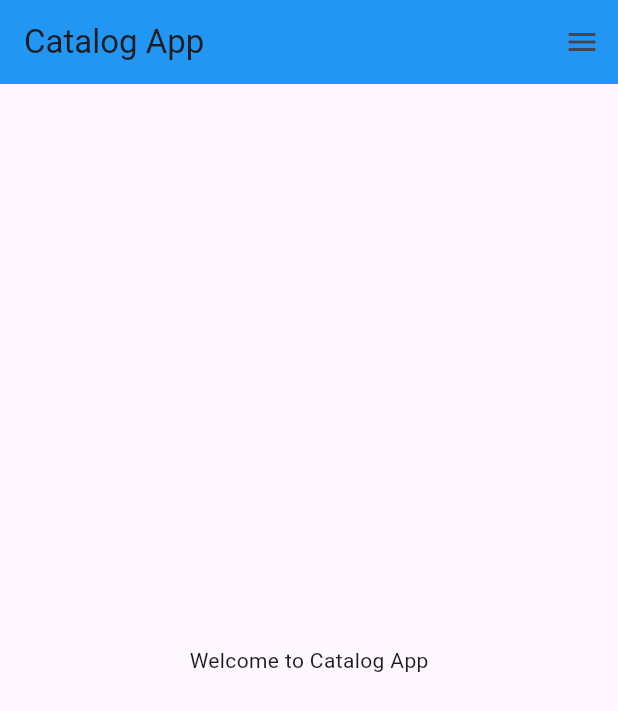
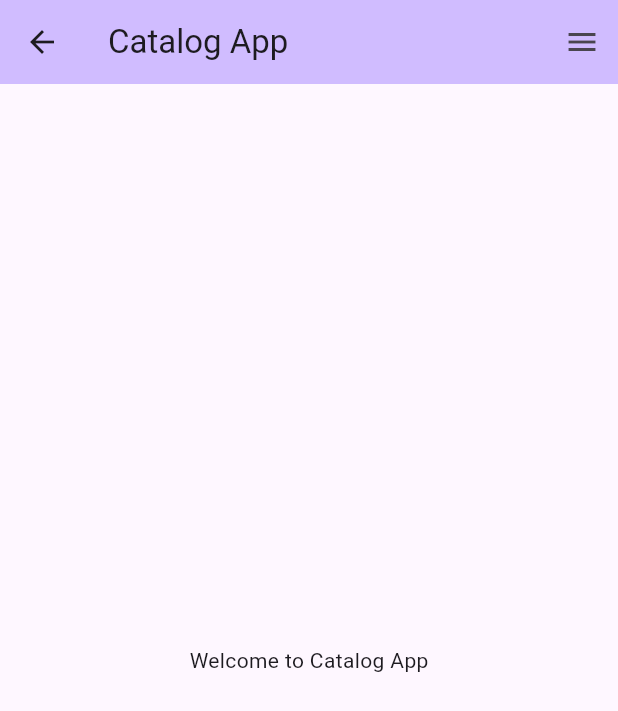
Before and after one commit to honeypathkar/Catalog_App, a Flutter app: the screen it shows after launch, on a phone screen of 412 x 824 dp. Shown: the top 711 px of the screen. Run offline on Flutter 3.47's test engine with Material 3 defaults, Android fonts, the phone set to English and light mode, and no system bars.

```diff
--- a/lib/main.dart
+++ b/lib/main.dart
@@ -1,5 +1,6 @@
 import 'package:flutter/material.dart';
-import 'package:shopping_cart/pages/home_page.dart';
+import 'package:shopping_cart/pages/login_page.dart';
+import 'pages/home_page.dart';
 
 void main() {
   runApp(const MyApp());
@@ -10,8 +11,20 @@ class MyApp extends StatelessWidget {
   @override
   Widget build(BuildContext context) {
     return MaterialApp(
-      home: HomePage(),
+      theme: ThemeData(
+        primarySwatch: Colors.blue,
+        useMaterial3: true,
+      ),
+      themeMode: ThemeMode.system,
       debugShowCheckedModeBanner: false,
+      initialRoute: "/home",
+      routes: {
+        // ignore: prefer_const_constructors
+        "/": (context) => LoginPage(),
+        "/home": (context) => HomePage(),
+        // ignore: prefer_const_constructors
+        "/login": (context) => LoginPage(),
+      },
     );
   }
 }
--- a/lib/pages/home_page.dart
+++ b/lib/pages/home_page.dart
@@ -6,9 +6,8 @@ class HomePage extends StatelessWidget {
   Widget build(BuildContext context) {
     return Scaffold(
       appBar: AppBar(
-        title: const Text("Catalog App"),
-        backgroundColor: Colors.blue,
-      ),
+          title: const Text("Catalog App"),
+          backgroundColor: Theme.of(context).colorScheme.inversePrimary),
       body: Center(
         // ignore: avoid_unnecessary_containers
         child: Container(
```
Also changed, not shown: lib/pages/login_page.dart (added, +14 -0 lines).
